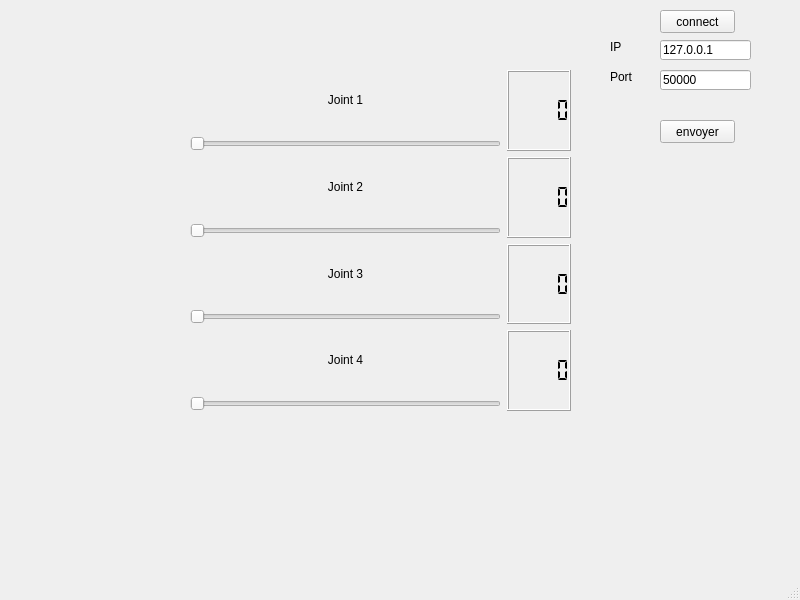
This is GUI/command/Commandwindow.ui in chameau5050/Handling-Gro as Qt 5 draws it before an edit. The edited form follows.
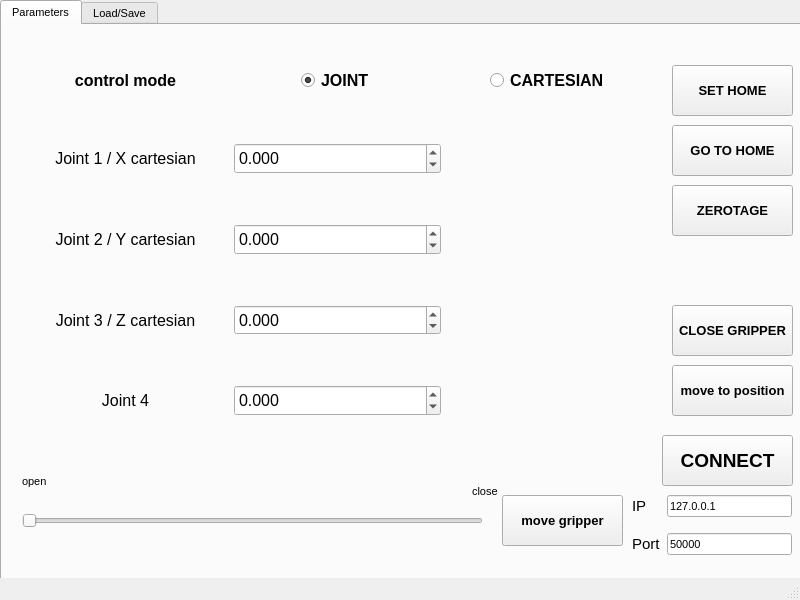
This is the edited form. Icons and pictures are not drawn.

The edit to the form file:
```diff
--- a/GUI/command/Commandwindow.ui
+++ b/GUI/command/Commandwindow.ui
@@ -10,232 +10,753 @@
     <height>600</height>
    </rect>
   </property>
+  <property name="font">
+   <font>
+    <pointsize>8</pointsize>
+   </font>
+  </property>
   <property name="windowTitle">
    <string>CommandWindow</string>
   </property>
   <widget class="QWidget" name="centralwidget">
-   <widget class="QWidget" name="gridLayoutWidget">
+   <widget class="QTabWidget" name="tabWidget">
     <property name="geometry">
      <rect>
-      <x>190</x>
-      <y>70</y>
-      <width>381</width>
-      <height>341</height>
+      <x>0</x>
+      <y>0</y>
+      <width>811</width>
+      <height>591</height>
      </rect>
     </property>
-    <layout class="QGridLayout" name="gridLayout">
-     <item row="2" column="0">
-      <layout class="QVBoxLayout" name="verticalLayout_3">
-       <item>
-        <widget class="QLabel" name="label_3">
-         <property name="text">
-          <string>Joint 3</string>
-         </property>
-         <property name="alignment">
-          <set>Qt::AlignCenter</set>
-         </property>
-        </widget>
-       </item>
-       <item>
-        <widget class="QSlider" name="set_J3">
-         <property name="maximum">
-          <number>3500</number>
-         </property>
-         <property name="orientation">
-          <enum>Qt::Horizontal</enum>
-         </property>
-        </widget>
-       </item>
-      </layout>
-     </item>
-     <item row="3" column="0">
-      <layout class="QVBoxLayout" name="verticalLayout_4">
-       <item>
-        <widget class="QLabel" name="label_4">
-         <property name="text">
-          <string>Joint 4</string>
-         </property>
-         <property name="alignment">
-          <set>Qt::AlignCenter</set>
-         </property>
-        </widget>
-       </item>
-       <item>
-        <widget class="QSlider" name="set_J4">
-         <property name="maximum">
-          <number>3500</number>
-         </property>
-         <property name="orientation">
-          <enum>Qt::Horizontal</enum>
-         </property>
-        </widget>
-       </item>
-      </layout>
-     </item>
-     <item row="2" column="1">
-      <widget class="QLCDNumber" name="show_J3">
-       <property name="segmentStyle">
-        <enum>QLCDNumber::Flat</enum>
-       </property>
-      </widget>
-     </item>
-     <item row="3" column="1">
-      <widget class="QLCDNumber" name="show_J4">
-       <property name="segmentStyle">
-        <enum>QLCDNumber::Flat</enum>
-       </property>
-      </widget>
-     </item>
-     <item row="0" column="0">
-      <layout class="QVBoxLayout" name="verticalLayout">
-       <property name="leftMargin">
-        <number>0</number>
+    <property name="currentIndex">
+     <number>0</number>
+    </property>
+    <widget class="QWidget" name="tab">
+     <attribute name="title">
+      <string>Parameters</string>
+     </attribute>
+     <widget class="QWidget" name="gridLayoutWidget">
+      <property name="geometry">
+       <rect>
+        <x>20</x>
+        <y>30</y>
+        <width>631</width>
+        <height>379</height>
+       </rect>
+      </property>
+      <layout class="QGridLayout" name="gridLayout" rowstretch="0,100,100,100,100" columnstretch="0,0,0">
+       <property name="sizeConstraint">
+        <enum>QLayout::SetNoConstraint</enum>
        </property>
        <property name="topMargin">
-        <number>0</number>
+        <number>13</number>
        </property>
-       <item>
-        <widget class="QLabel" name="label">
+       <property name="bottomMargin">
+        <number>18</number>
+       </property>
+       <property name="horizontalSpacing">
+        <number>5</number>
+       </property>
+       <property name="verticalSpacing">
+        <number>50</number>
+       </property>
+       <item row="3" column="0">
+        <widget class="QLabel" name="paramLabel3">
+         <property name="font">
+          <font>
+           <pointsize>12</pointsize>
+          </font>
+         </property>
+         <property name="text">
+          <string>Joint 3 / Z cartesian</string>
+         </property>
+         <property name="alignment">
+          <set>Qt::AlignCenter</set>
+         </property>
+        </widget>
+       </item>
+       <item row="2" column="0">
+        <widget class="QLabel" name="paramLabel2">
+         <property name="font">
+          <font>
+           <pointsize>12</pointsize>
+          </font>
+         </property>
+         <property name="text">
+          <string>Joint 2 / Y cartesian</string>
+         </property>
+         <property name="alignment">
+          <set>Qt::AlignCenter</set>
+         </property>
+        </widget>
+       </item>
+       <item row="0" column="0">
+        <widget class="QLabel" name="label_9">
+         <property name="font">
+          <font>
+           <pointsize>12</pointsize>
+           <weight>75</weight>
+           <bold>true</bold>
+          </font>
+         </property>
+         <property name="text">
+          <string>control mode</string>
+         </property>
+         <property name="alignment">
+          <set>Qt::AlignCenter</set>
+         </property>
+        </widget>
+       </item>
+       <item row="1" column="0">
+        <widget class="QLabel" name="paramLabel1">
+         <property name="font">
+          <font>
+           <pointsize>12</pointsize>
+          </font>
+         </property>
+         <property name="text">
+          <string>Joint 1 / X cartesian</string>
+         </property>
+         <property name="alignment">
+          <set>Qt::AlignCenter</set>
+         </property>
+        </widget>
+       </item>
+       <item row="4" column="0">
+        <widget class="QLabel" name="paramLabel4">
+         <property name="font">
+          <font>
+           <pointsize>12</pointsize>
+          </font>
+         </property>
+         <property name="text">
+          <string>Joint 4</string>
+         </property>
+         <property name="alignment">
+          <set>Qt::AlignCenter</set>
+         </property>
+        </widget>
+       </item>
+       <item row="1" column="1">
+        <widget class="QDoubleSpinBox" name="set_J1">
+         <property name="sizePolicy">
+          <sizepolicy hsizetype="Minimum" vsizetype="MinimumExpanding">
+           <horstretch>0</horstretch>
+           <verstretch>0</verstretch>
+          </sizepolicy>
+         </property>
+         <property name="font">
+          <font>
+           <pointsize>12</pointsize>
+          </font>
+         </property>
+         <property name="decimals">
+          <number>3</number>
+         </property>
+         <property name="minimum">
+          <double>-99.998999999999995</double>
+         </property>
+        </widget>
+       </item>
+       <item row="2" column="1">
+        <widget class="QDoubleSpinBox" name="set_J2">
+         <property name="sizePolicy">
+          <sizepolicy hsizetype="Minimum" vsizetype="MinimumExpanding">
+           <horstretch>0</horstretch>
+           <verstretch>0</verstretch>
+          </sizepolicy>
+         </property>
+         <property name="font">
+          <font>
+           <pointsize>12</pointsize>
+          </font>
+         </property>
+         <property name="decimals">
+          <number>3</number>
+         </property>
+         <property name="minimum">
+          <double>-100.000000000000000</double>
+         </property>
+        </widget>
+       </item>
+       <item row="3" column="1">
+        <widget class="QDoubleSpinBox" name="set_J3">
+         <property name="sizePolicy">
+          <sizepolicy hsizetype="Preferred" vsizetype="MinimumExpanding">
+           <horstretch>0</horstretch>
+           <verstretch>0</verstretch>
+          </sizepolicy>
+         </property>
+         <property name="font">
+          <font>
+           <pointsize>12</pointsize>
+          </font>
+         </property>
+         <property name="decimals">
+          <number>3</number>
+         </property>
+         <property name="minimum">
+          <double>-100.000000000000000</double>
+         </property>
+        </widget>
+       </item>
+       <item row="4" column="1">
+        <widget class="QDoubleSpinBox" name="set_J4">
+         <property name="sizePolicy">
+          <sizepolicy hsizetype="Minimum" vsizetype="MinimumExpanding">
+           <horstretch>0</horstretch>
+           <verstretch>0</verstretch>
+          </sizepolicy>
+         </property>
+         <property name="baseSize">
+          <size>
+           <width>0</width>
+           <height>0</height>
+          </size>
+         </property>
+         <property name="font">
+          <font>
+           <pointsize>12</pointsize>
+          </font>
+         </property>
+         <property name="decimals">
+          <number>3</number>
+         </property>
+         <property name="minimum">
+          <double>-100.000000000000000</double>
+         </property>
+        </widget>
+       </item>
+       <item row="0" column="1" alignment="Qt::AlignHCenter|Qt::AlignVCenter">
+        <widget class="QRadioButton" name="jointMode">
+         <property name="font">
+          <font>
+           <pointsize>12</pointsize>
+           <weight>75</weight>
+           <bold>true</bold>
+          </font>
+         </property>
          <property name="layoutDirection">
           <enum>Qt::LeftToRight</enum>
          </property>
          <property name="text">
-          <string>Joint 1</string>
+          <string>JOINT</string>
          </property>
+         <property name="checked">
+          <bool>true</bool>
+         </property>
+        </widget>
+       </item>
+       <item row="0" column="2" alignment="Qt::AlignHCenter">
+        <widget class="QRadioButton" name="cartMode">
+         <property name="font">
+          <font>
+           <pointsize>12</pointsize>
+           <weight>75</weight>
+           <bold>true</bold>
+          </font>
+         </property>
+         <property name="layoutDirection">
+          <enum>Qt::LeftToRight</enum>
+         </property>
+         <property name="text">
+          <string>CARTESIAN</string>
+         </property>
+         <property name="checked">
+          <bool>false</bool>
+         </property>
+        </widget>
+       </item>
+      </layout>
+     </widget>
+     <widget class="QPushButton" name="sendCommend">
+      <property name="geometry">
+       <rect>
+        <x>670</x>
+        <y>340</y>
+        <width>121</width>
+        <height>51</height>
+       </rect>
+      </property>
+      <property name="font">
+       <font>
+        <pointsize>10</pointsize>
+        <weight>75</weight>
+        <bold>true</bold>
+       </font>
+      </property>
+      <property name="text">
+       <string>move to position</string>
+      </property>
+      <property name="icon">
+       <iconset>
+        <normaloff>../../../../../Pictures/qt icons/document-send.png</normaloff>../../../../../Pictures/qt icons/document-send.png</iconset>
+      </property>
+      <property name="iconSize">
+       <size>
+        <width>25</width>
+        <height>25</height>
+       </size>
+      </property>
+     </widget>
+     <widget class="QPushButton" name="ConnectCommand">
+      <property name="geometry">
+       <rect>
+        <x>660</x>
+        <y>410</y>
+        <width>131</width>
+        <height>51</height>
+       </rect>
+      </property>
+      <property name="font">
+       <font>
+        <pointsize>14</pointsize>
+        <weight>75</weight>
+        <bold>true</bold>
+       </font>
+      </property>
+      <property name="text">
+       <string>CONNECT</string>
+      </property>
+      <property name="icon">
+       <iconset>
+        <normaloff>../../../../../Pictures/qt icons/connection-icon.png</normaloff>../../../../../Pictures/qt icons/connection-icon.png</iconset>
+      </property>
+      <property name="iconSize">
+       <size>
+        <width>25</width>
+        <height>25</height>
+       </size>
+      </property>
+     </widget>
+     <widget class="QWidget" name="gridLayoutWidget_2">
+      <property name="geometry">
+       <rect>
+        <x>630</x>
+        <y>460</y>
+        <width>160</width>
+        <height>80</height>
+       </rect>
+      </property>
+      <layout class="QGridLayout" name="gridLayout_2">
+       <item row="1" column="1">
+        <widget class="QLineEdit" name="targetPort">
+         <property name="text">
+          <string>50000</string>
+         </property>
+        </widget>
+       </item>
+       <item row="0" column="1">
+        <widget class="QLineEdit" name="targetIp">
+         <property name="text">
+          <string>127.0.0.1</string>
+         </property>
+        </widget>
+       </item>
+       <item row="1" column="0">
+        <widget class="QLabel" name="label_6">
+         <property name="font">
+          <font>
+           <pointsize>11</pointsize>
+          </font>
+         </property>
+         <property name="text">
+          <string>Port</string>
+         </property>
+        </widget>
+       </item>
+       <item row="0" column="0">
+        <widget class="QLabel" name="label_5">
+         <property name="font">
+          <font>
+           <pointsize>11</pointsize>
+          </font>
+         </property>
+         <property name="text">
+          <string>IP</string>
+         </property>
+        </widget>
+       </item>
+      </layout>
+     </widget>
+     <widget class="QPushButton" name="setHome">
+      <property name="geometry">
+       <rect>
+        <x>670</x>
+        <y>40</y>
+        <width>121</width>
+        <height>51</height>
+       </rect>
+      </property>
+      <property name="font">
+       <font>
+        <pointsize>10</pointsize>
+        <weight>75</weight>
+        <bold>true</bold>
+       </font>
+      </property>
+      <property name="toolTip">
+       <string>Press to save position as Home</string>
+      </property>
+      <property name="text">
+       <string>SET HOME</string>
+      </property>
+     </widget>
+     <widget class="QPushButton" name="goToHome">
+      <property name="geometry">
+       <rect>
+        <x>670</x>
+        <y>100</y>
+        <width>121</width>
+        <height>51</height>
+       </rect>
+      </property>
+      <property name="font">
+       <font>
+        <pointsize>10</pointsize>
+        <weight>75</weight>
+        <bold>true</bold>
+       </font>
+      </property>
+      <property name="toolTip">
+       <string>Press to input saved home position</string>
+      </property>
+      <property name="text">
+       <string>GO TO HOME</string>
+      </property>
+     </widget>
+     <widget class="QPushButton" name="zeroButton">
+      <property name="geometry">
+       <rect>
+        <x>670</x>
+        <y>160</y>
+        <width>121</width>
+        <height>51</height>
+       </rect>
+      </property>
+      <property name="font">
+       <font>
+        <pointsize>10</pointsize>
+        <weight>75</weight>
+        <bold>true</bold>
+       </font>
+      </property>
+      <property name="text">
+       <string>ZEROTAGE</string>
+      </property>
+     </widget>
+     <widget class="QPushButton" name="openGripperB">
+      <property name="geometry">
+       <rect>
+        <x>500</x>
+        <y>470</y>
+        <width>121</width>
+        <height>51</height>
+       </rect>
+      </property>
+      <property name="font">
+       <font>
+        <pointsize>10</pointsize>
+        <weight>75</weight>
+        <bold>true</bold>
+       </font>
+      </property>
+      <property name="text">
+       <string>move gripper</string>
+      </property>
+     </widget>
+     <widget class="QPushButton" name="closeGripperB">
+      <property name="geometry">
+       <rect>
+        <x>670</x>
+        <y>280</y>
+        <width>121</width>
+        <height>51</height>
+       </rect>
+      </property>
+      <property name="font">
+       <font>
+        <pointsize>10</pointsize>
+        <weight>75</weight>
+        <bold>true</bold>
+       </font>
+      </property>
+      <property name="text">
+       <string>CLOSE GRIPPER</string>
+      </property>
+     </widget>
+     <widget class="QSlider" name="gripperSlider">
+      <property name="geometry">
+       <rect>
+        <x>20</x>
+        <y>480</y>
+        <width>461</width>
+        <height>31</height>
+       </rect>
+      </property>
+      <property name="maximum">
+       <number>100</number>
+      </property>
+      <property name="orientation">
+       <enum>Qt::Horizontal</enum>
+      </property>
+     </widget>
+     <widget class="QLabel" name="label">
+      <property name="geometry">
+       <rect>
+        <x>20</x>
+        <y>450</y>
+        <width>47</width>
+        <height>13</height>
+       </rect>
+      </property>
+      <property name="text">
+       <string>open</string>
+      </property>
+     </widget>
+     <widget class="QLabel" name="label_2">
+      <property name="geometry">
+       <rect>
+        <x>470</x>
+        <y>460</y>
+        <width>47</width>
+        <height>13</height>
+       </rect>
+      </property>
+      <property name="text">
+       <string>close</string>
+      </property>
+     </widget>
+    </widget>
+    <widget class="QWidget" name="tab_2">
+     <attribute name="title">
+      <string>Load/Save</string>
+     </attribute>
+     <widget class="QPlainTextEdit" name="dispFile">
+      <property name="geometry">
+       <rect>
+        <x>410</x>
+        <y>10</y>
+        <width>381</width>
+        <height>271</height>
+       </rect>
+      </property>
+      <property name="font">
+       <font>
+        <pointsize>11</pointsize>
+       </font>
+      </property>
+      <property name="lineWrapMode">
+       <enum>QPlainTextEdit::NoWrap</enum>
+      </property>
+      <property name="plainText">
+       <string/>
+      </property>
+     </widget>
+     <widget class="QWidget" name="verticalLayoutWidget">
+      <property name="geometry">
+       <rect>
+        <x>30</x>
+        <y>0</y>
+        <width>321</width>
+        <height>540</height>
+       </rect>
+      </property>
+      <layout class="QVBoxLayout" name="verticalLayout" stretch="0,0,0,0,0,0,0,0">
+       <property name="spacing">
+        <number>34</number>
+       </property>
+       <item>
+        <widget class="QLabel" name="label_8">
+         <property name="sizePolicy">
+          <sizepolicy hsizetype="Preferred" vsizetype="Preferred">
+           <horstretch>0</horstretch>
+           <verstretch>0</verstretch>
+          </sizepolicy>
+         </property>
+         <property name="font">
+          <font>
+           <pointsize>12</pointsize>
+          </font>
+         </property>
+         <property name="text">
+          <string>File directory</string>
+         </property>
          <property name="alignment">
           <set>Qt::AlignCenter</set>
          </property>
         </widget>
        </item>
        <item>
-        <widget class="QSlider" name="set_J1">
-         <property name="maximum">
-          <number>12000</number>
+        <widget class="QPushButton" name="loadFileName">
+         <property name="font">
+          <font>
+           <pointsize>11</pointsize>
+          </font>
          </property>
-         <property name="orientation">
-          <enum>Qt::Horizontal</enum>
+         <property name="text">
+          <string>Load file name</string>
          </property>
         </widget>
        </item>
-      </layout>
-     </item>
-     <item row="1" column="0">
-      <layout class="QVBoxLayout" name="verticalLayout_2">
        <item>
-        <widget class="QLabel" name="label_2">
+        <widget class="QPushButton" name="saveFileName">
+         <property name="font">
+          <font>
+           <pointsize>11</pointsize>
+          </font>
+         </property>
          <property name="text">
-          <string>Joint 2</string>
+          <string>Save file name</string>
          </property>
+        </widget>
+       </item>
+       <item>
+        <widget class="QLabel" name="label_7">
+         <property name="font">
+          <font>
+           <pointsize>12</pointsize>
+           <weight>50</weight>
+           <bold>false</bold>
+          </font>
+         </property>
+         <property name="text">
+          <string>File name</string>
+         </property>
          <property name="alignment">
           <set>Qt::AlignCenter</set>
          </property>
         </widget>
        </item>
        <item>
-        <widget class="QSlider" name="set_J2">
-         <property name="maximum">
-          <number>3500</number>
+        <widget class="QLineEdit" name="progFileName">
+         <property name="font">
+          <font>
+           <pointsize>8</pointsize>
+          </font>
          </property>
-         <property name="orientation">
-          <enum>Qt::Horizontal</enum>
+        </widget>
+       </item>
+       <item>
+        <widget class="QPushButton" name="saveFileB">
+         <property name="font">
+          <font>
+           <pointsize>12</pointsize>
+           <weight>75</weight>
+           <bold>true</bold>
+          </font>
          </property>
+         <property name="text">
+          <string>SAVE</string>
+         </property>
         </widget>
        </item>
+       <item>
+        <widget class="QPushButton" name="loadFileB">
+         <property name="font">
+          <font>
+           <pointsize>12</pointsize>
+           <weight>75</weight>
+           <bold>true</bold>
+          </font>
+         </property>
+         <property name="text">
+          <string>LOAD</string>
+         </property>
+        </widget>
+       </item>
+       <item>
+        <widget class="QPushButton" name="runFileB">
+         <property name="font">
+          <font>
+           <pointsize>12</pointsize>
+           <weight>75</weight>
+           <bold>true</bold>
+          </font>
+         </property>
+         <property name="text">
+          <string>RUN</string>
+         </property>
+        </widget>
+       </item>
       </layout>
-     </item>
-     <item row="0" column="1">
-      <widget class="QLCDNumber" name="show_J1">
-       <property name="segmentStyle">
-        <enum>QLCDNumber::Flat</enum>
-       </property>
-      </widget>
-     </item>
-     <item row="1" column="1">
-      <widget class="QLCDNumber" name="show_J2">
-       <property name="segmentStyle">
-        <enum>QLCDNumber::Flat</enum>
-       </property>
-      </widget>
-     </item>
-    </layout>
-   </widget>
-   <widget class="QPushButton" name="ConnectCommand">
-    <property name="geometry">
-     <rect>
-      <x>660</x>
-      <y>10</y>
-      <width>75</width>
-      <height>23</height>
-     </rect>
-    </property>
-    <property name="text">
-     <string>connect</string>
-    </property>
-   </widget>
-   <widget class="QLineEdit" name="targetIp">
-    <property name="geometry">
-     <rect>
-      <x>660</x>
-      <y>40</y>
-      <width>91</width>
-      <height>20</height>
-     </rect>
-    </property>
-    <property name="text">
-     <string>127.0.0.1</string>
-    </property>
-   </widget>
-   <widget class="QLineEdit" name="targetPort">
-    <property name="geometry">
-     <rect>
-      <x>660</x>
-      <y>70</y>
-      <width>91</width>
-      <height>20</height>
-     </rect>
-    </property>
-    <property name="text">
-     <string>50000</string>
-    </property>
-   </widget>
-   <widget class="QLabel" name="label_5">
-    <property name="geometry">
-     <rect>
-      <x>610</x>
-      <y>40</y>
-      <width>47</width>
-      <height>13</height>
-     </rect>
-    </property>
-    <property name="text">
-     <string>IP</string>
-    </property>
-   </widget>
-   <widget class="QLabel" name="label_6">
-    <property name="geometry">
-     <rect>
-      <x>610</x>
-      <y>70</y>
-      <width>47</width>
-      <height>13</height>
-     </rect>
-    </property>
-    <property name="text">
-     <string>Port</string>
-    </property>
-   </widget>
-   <widget class="QPushButton" name="sendCommend">
-    <property name="geometry">
-     <rect>
-      <x>660</x>
-      <y>120</y>
-      <width>75</width>
-      <height>23</height>
-     </rect>
-    </property>
-    <property name="text">
-     <string>envoyer</string>
-    </property>
+     </widget>
+     <widget class="QPushButton" name="cmd_goHome">
+      <property name="geometry">
+       <rect>
+        <x>560</x>
+        <y>300</y>
+        <width>131</width>
+        <height>51</height>
+       </rect>
+      </property>
+      <property name="text">
+       <string>Go to Home</string>
+      </property>
+     </widget>
+     <widget class="QPushButton" name="cmd_moveHere">
+      <property name="geometry">
+       <rect>
+        <x>420</x>
+        <y>420</y>
+        <width>131</width>
+        <height>51</height>
+       </rect>
+      </property>
+      <property name="text">
+       <string>Move to current position</string>
+      </property>
+     </widget>
+     <widget class="QPushButton" name="cmd_setHomeHere">
+      <property name="geometry">
+       <rect>
+        <x>420</x>
+        <y>300</y>
+        <width>131</width>
+        <height>51</height>
+       </rect>
+      </property>
+      <property name="layoutDirection">
+       <enum>Qt::LeftToRight</enum>
+      </property>
+      <property name="text">
+       <string>Save Home as 
+current position</string>
+      </property>
+     </widget>
+     <widget class="QPushButton" name="cmd_openGripper">
+      <property name="geometry">
+       <rect>
+        <x>420</x>
+        <y>360</y>
+        <width>131</width>
+        <height>51</height>
+       </rect>
+      </property>
+      <property name="layoutDirection">
+       <enum>Qt::LeftToRight</enum>
+      </property>
+      <property name="text">
+       <string>Open Gripper</string>
+      </property>
+     </widget>
+     <widget class="QPushButton" name="cmd_closeGripper">
+      <property name="geometry">
+       <rect>
+        <x>560</x>
+        <y>360</y>
+        <width>131</width>
+        <height>51</height>
+       </rect>
+      </property>
+      <property name="layoutDirection">
+       <enum>Qt::LeftToRight</enum>
+      </property>
+      <property name="text">
+       <string>Close Gripper</string>
+      </property>
+     </widget>
+    </widget>
    </widget>
   </widget>
   <widget class="QMenuBar" name="menubar">
@@ -244,7 +765,7 @@
      <x>0</x>
      <y>0</y>
      <width>800</width>
-     <height>21</height>
+     <height>19</height>
     </rect>
    </property>
   </widget>
```
Left out of the diff: 67 changed lines with no effect on the pictures.
